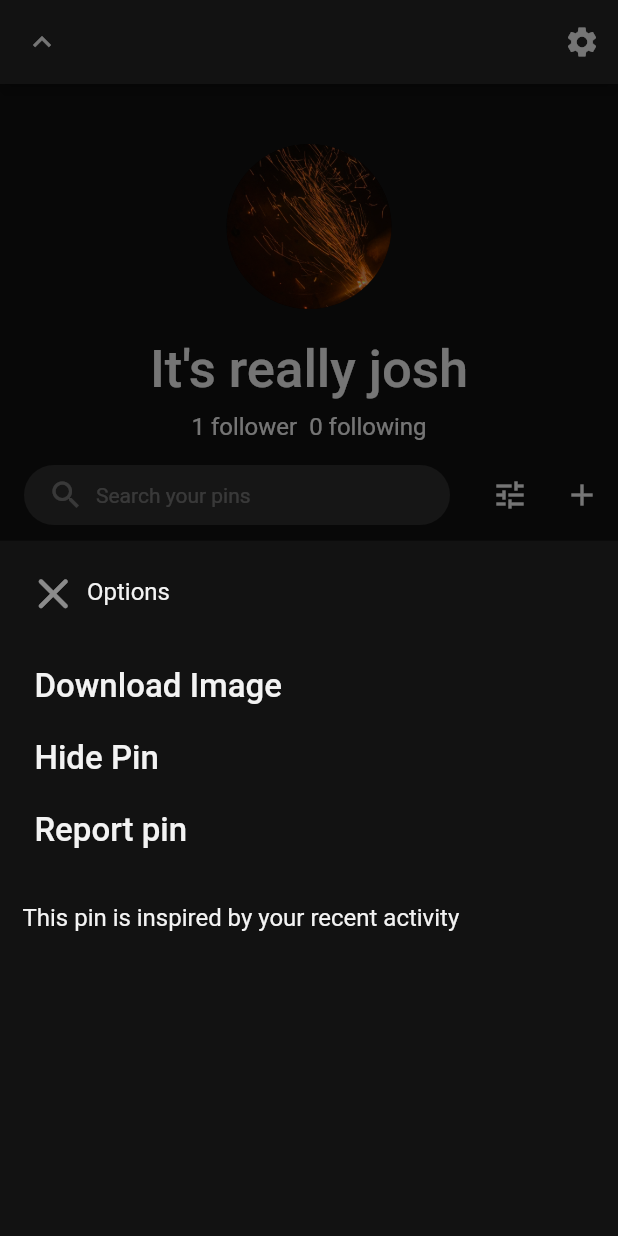
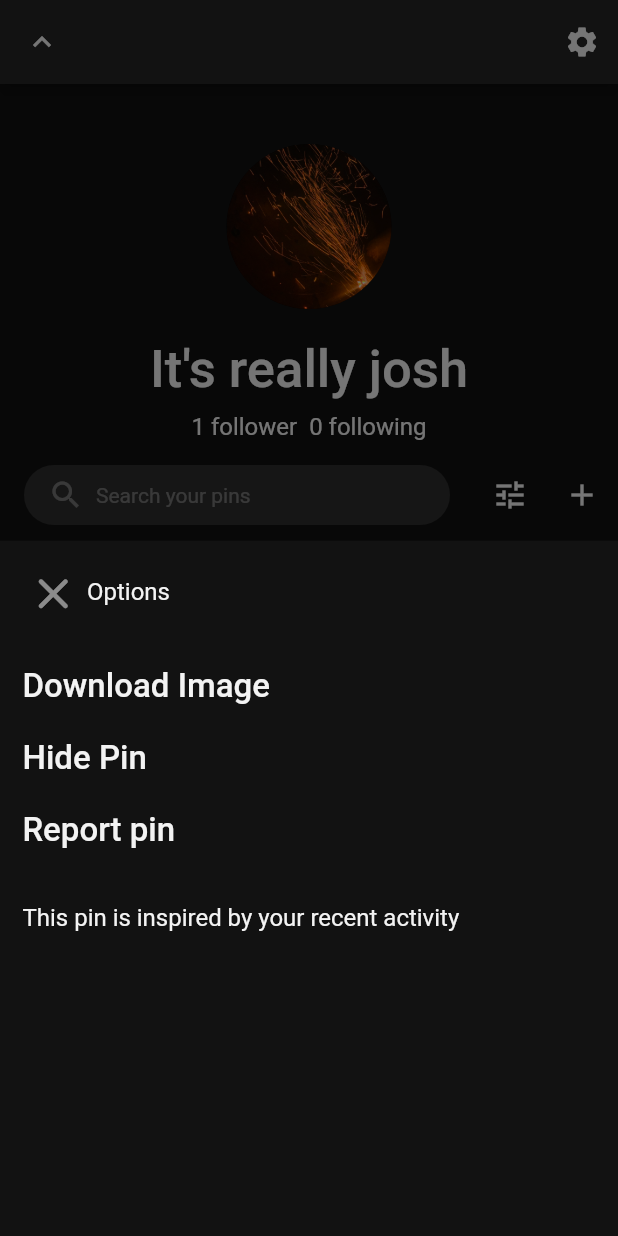
Before and after one commit to josh4500/pinterest_clone, a Flutter app: the ProfileScreen screen opened directly, after a tap on the "tune" icon, on a phone screen of 412 x 824 dp. Run offline on Flutter 3.47's test engine with Material 2 defaults, Android fonts, the phone set to English and light mode, and no system bars.

Commit message:
Change widgets

```diff
--- a/lib/presentation/screens/MessagesScreen.dart
+++ b/lib/presentation/screens/MessagesScreen.dart
@@ -14,8 +14,10 @@ class MessagesScreen extends StatelessWidget {
       ),
       child: Column(
         children: [
-          Container(
-            width: 180,
+          ConstrainedBox(
+            constraints: BoxConstraints(
+              maxWidth: 180,
+            ),
             child: Text(
               'Share ideas with your friends',
               textAlign: TextAlign.center,
--- a/lib/presentation/screens/ProfileScreen.dart
+++ b/lib/presentation/screens/ProfileScreen.dart
@@ -1,5 +1,6 @@
 import 'package:flutter/material.dart';
-import 'package:pinterest_clone/presentation/widgets/SearchBar.dart';
+import 'package:pinterest_clone/presentation/widgets/ImageCard.dart';
+
 import '../widgets/PopFlatButton.dart';
 
 class ProfileScreen extends StatefulWidget {
@@ -152,9 +153,23 @@ class _ProfileScreenState extends State<ProfileScreen> {
                     ),
                     color: Colors.white12,
                   ),
-                  child: SearchBar(
-                    leading: Icons.search,
-                    placeholder: 'Search your pins',
+                  child: Row(
+                    crossAxisAlignment: CrossAxisAlignment.center,
+                    children: [
+                      Padding(
+                        padding: const EdgeInsets.only(left: 8.0, right: 8.0),
+                        child: Icon(
+                          Icons.search,
+                          color: Color(0x5FFFFFFF),
+                        ),
+                      ),
+                      Text(
+                        'Search your pins',
+                        style: TextStyle(
+                          color: Color(0x5FFFFFFF),
+                        ),
+                      ),
+                    ],
                   ),
                 ),
               ),
--- a/lib/presentation/widgets/ImageCard.dart
+++ b/lib/presentation/widgets/ImageCard.dart
@@ -12,13 +12,13 @@ class ImageCard extends StatelessWidget {
     showModalBottomSheet(
         context: context,
         builder: (builder) {
-          return new Container(
+          return Container(
             height: MediaQuery.of(context).size.height * (1.8 / 5),
             child: Column(
               crossAxisAlignment: CrossAxisAlignment.start,
               children: <Widget>[
                 Padding(
-                  padding: EdgeInsets.all(10.0),
+                  padding: EdgeInsets.all(5.0),
                   child: Row(
                     children: [
                       IconButton(
@@ -72,7 +72,6 @@ class ImageCard extends StatelessWidget {
                       fontWeight: FontWeight.w400,
                       fontSize: 16,
                     ),
-                    textAlign: TextAlign.center,
                   ),
                 )
               ],
--- a/lib/presentation/widgets/PopFlatButton.dart
+++ b/lib/presentation/widgets/PopFlatButton.dart
@@ -18,9 +18,16 @@ class PopFlatButton extends StatelessWidget {
       return Colors.transparent;
     }
 
+    EdgeInsetsGeometry getPadding(Set<MaterialState> states) {
+      return EdgeInsets.all(0.0);
+    }
+
     return TextButton(
+        autofocus: false,
+        clipBehavior: Clip.none,
         onPressed: () {},
         style: ButtonStyle(
+          padding: MaterialStateProperty.resolveWith(getPadding),
           overlayColor: MaterialStateProperty.resolveWith(getColor),
         ),
         child: Text(
```
